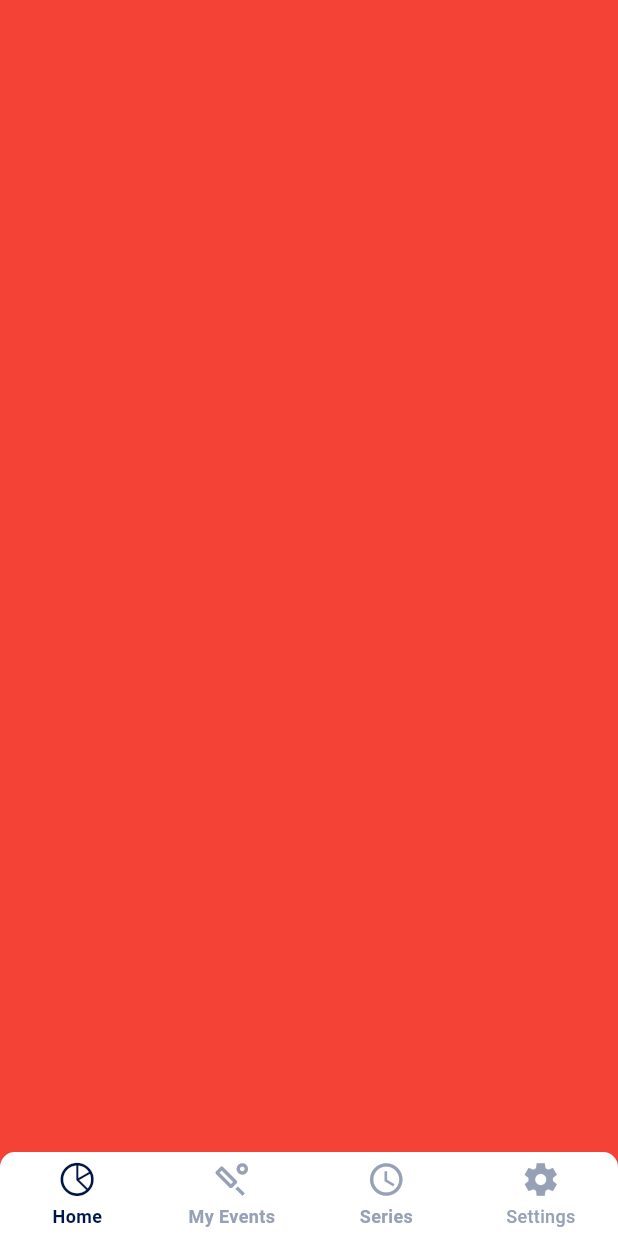
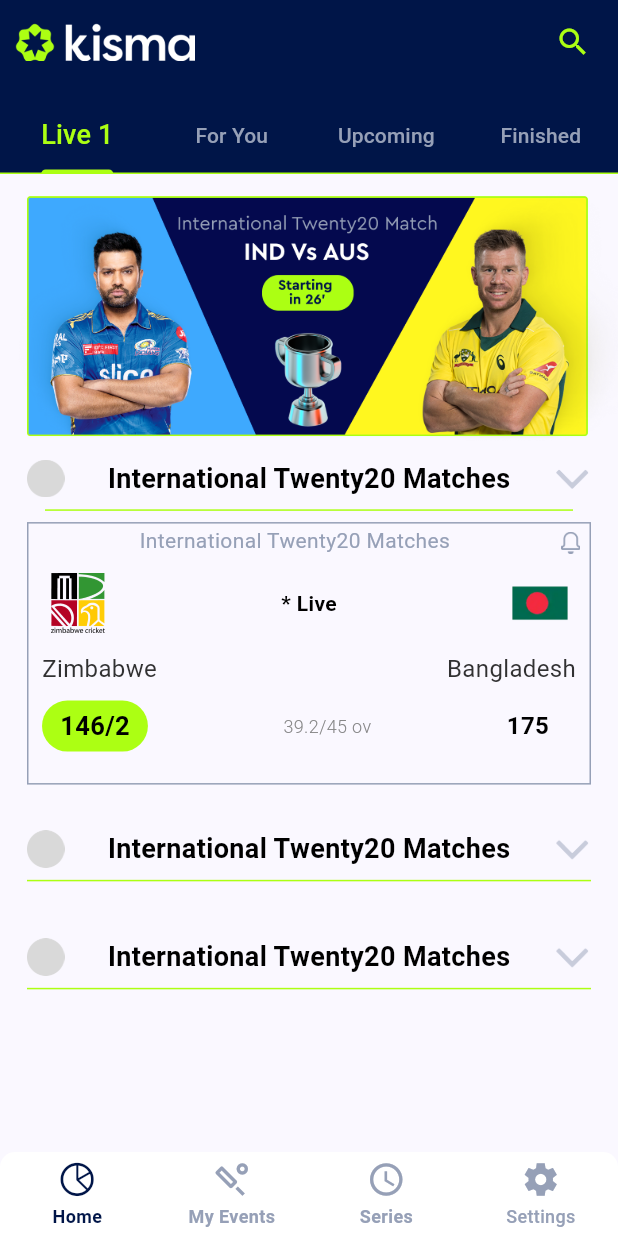
Before and after one commit to Sandy925092/CricLiveProApp, a Flutter app: the screen it shows after launch, on a phone screen of 412 x 824 dp. Run offline on Flutter 3.47's test engine with Material 3 defaults, Android fonts, the phone set to English and light mode, and no system bars; drawn by our look-alikes of persistent_bottom_nav_bar; Roboto replaces fonts that are missing (Poppins).

Commit message:
new changes

```diff
--- a/lib/bottomnavbar.dart
+++ b/lib/bottomnavbar.dart
@@ -1,6 +1,7 @@
 import 'dart:ui';
 import 'package:flutter/material.dart';
 import 'package:flutter/cupertino.dart';
+import 'package:kisma_livescore/home/homeScreen.dart';
 
 import 'package:persistent_bottom_nav_bar/persistent_tab_view.dart';
 
@@ -20,9 +21,7 @@
 
     List<Widget> buildScreens() {
       return [
-        Container(
-          color: Colors.red,
-        ),
+        HomeScreen(),
         Container(
           color: Colors.black,
         ),
--- /dev/null
+++ b/lib/customwidget/commonwidget.dart
@@ -0,0 +1,25 @@
+import 'package:flutter/cupertino.dart';
+
+Widget commonText({
+  Color? color,
+  TextAlign? alignment,
+  int? maxLines,
+  TextOverflow? overflow,
+  required String data,
+  required double fontSize,
+  FontWeight? fontWeight,
+  String? fontFamily,
+}) {
+  return Text(
+    data,
+    textAlign: alignment,
+    maxLines: maxLines,
+    style: TextStyle(
+      fontFamily: fontFamily,
+      fontSize: fontSize,
+      overflow: overflow,
+      fontWeight: fontWeight,
+      color: color,
+    ),
+  );
+}
--- /dev/null
+++ b/lib/home/finished.dart
@@ -0,0 +1,17 @@
+import 'package:flutter/material.dart';
+
+class FinishedMatch extends StatefulWidget {
+  const FinishedMatch({Key? key}) : super(key: key);
+
+  @override
+  State<FinishedMatch> createState() => _FinishedMatchState();
+}
+
+class _FinishedMatchState extends State<FinishedMatch> {
+  @override
+  Widget build(BuildContext context) {
+    return Scaffold(
+      body: Container(),
+    );
+  }
+}
--- /dev/null
+++ b/lib/home/foryou.dart
@@ -0,0 +1,17 @@
+import 'package:flutter/material.dart';
+
+class ForYou extends StatefulWidget {
+  const ForYou({Key? key}) : super(key: key);
+
+  @override
+  State<ForYou> createState() => _ForYouState();
+}
+
+class _ForYouState extends State<ForYou> {
+  @override
+  Widget build(BuildContext context) {
+    return Scaffold(
+      body: Container(),
+    );
+  }
+}
--- /dev/null
+++ b/lib/home/homeScreen.dart
@@ -0,0 +1,307 @@
+import 'package:flutter/cupertino.dart';
+import 'package:flutter/material.dart';
+import 'package:kisma_livescore/customwidget/commonwidget.dart';
+import 'package:kisma_livescore/home/foryou.dart';
+import 'package:kisma_livescore/home/livescreen.dart';
+import 'package:kisma_livescore/utils/colorfile.dart';
+
+class HomeScreen extends StatefulWidget {
+  const HomeScreen({Key? key}) : super(key: key);
+
+  @override
+  State<HomeScreen> createState() => _HomeScreenState();
+}
+
+class _HomeScreenState extends State<HomeScreen> {
+  List tabList = ["Live,For You,Upcoming, Finished"];
+  String selectedTab = "Live";
+
+  @override
+  Widget build(BuildContext context) {
+    return Scaffold(
+      backgroundColor: white,
+      appBar: PreferredSize(
+        preferredSize: const Size.fromHeight(60.0),
+        child: AppBar(
+          automaticallyImplyLeading: false,
+          backgroundColor: primaryColors,
+          elevation: 0.0,
+          leadingWidth: 130,
+          centerTitle: false,
+          actions: [
+            Padding(
+              padding: const EdgeInsets.only(right: 18.0),
+              child: Icon(Icons.search, color: buttonColors),
+            )
+          ],
+          leading: Padding(
+            padding: const EdgeInsets.only(left: 10.0),
+            child: Image.asset(
+              "assets/images/appicon.png",
+              height: 40,
+            ),
+          ),
+        ),
+      ),
+      body: DefaultTabController(
+        length: 4, // Number of tabs
+        child: Scaffold(
+          appBar: AppBar(
+            backgroundColor: primaryColors,
+            bottom: PreferredSize(
+              preferredSize:
+                  const Size.fromHeight(.0), // Adjust the height here
+              child: TabBar(
+                indicatorColor: buttonColors,
+                labelColor: buttonColors,
+                unselectedLabelColor: disableColors,
+                indicatorWeight: 3.0,
+                dividerColor: buttonColors,
+                tabs: [
+                  Tab(
+                      child: commonText(
+                    data: "Live 1",
+                    fontSize: 18,
+                    fontWeight: FontWeight.w500,
+                    fontFamily: "Poppins",
+                  )), // Changed from icon to text
+
+                  Tab(
+                      child: commonText(
+                    data: "For You",
+                    fontSize: 14,
+                    fontWeight: FontWeight.w500,
+                    fontFamily: "Poppins",
+                  )),
+
+                  Tab(
+                      child: commonText(
+                    data: "Upcoming",
+                    fontSize: 14,
+                    maxLines: 1,
+                    fontWeight: FontWeight.w500,
+                    fontFamily: "Poppins",
+                  )),
+
+                  Tab(
+                      child: commonText(
+                    data: "Finished",
+                    fontSize: 14,
+                    maxLines: 1,
+                    fontWeight: FontWeight.w500,
+                    fontFamily: "Poppins",
+                  )),
+                ],
+              ),
+            ),
+          ),
+          body: TabBarView(
+            children: [
+              LiveScreen(),
+              ForYou(),
+              Center(child: Text('Settings')),
+              Center(child: Text('Settings')),
+            ],
+          ),
+        ),
+      ),
+
+      // Column(
+      //   children: [
+      //
+      //     Container(
+      //         width: double.infinity,
+      //         decoration: BoxDecoration(color: primaryColors),
+      //         child: Column(
+      //           children: [
+      //             Divider(
+      //               thickness: 1,
+      //               color: buttonColors.withOpacity(0.2),
+      //             ),
+      //             Padding(
+      //               padding: const EdgeInsets.only(top : 8.0),
+      //               child: Row(
+      //                 mainAxisAlignment: MainAxisAlignment.spaceBetween,
+      //                 children: [
+      //                   Column(
+      //                     children: [
+      //                       GestureDetector(
+      //                         onTap: () {
+      //                           setState(() {
+      //                             selectedTab == "Live";
+      //                           });
+      //                         },
+      //                         child: selectedTab == "Live"
+      //                             ? commonText(
+      //                           data: "Live",
+      //                           fontSize: 14,
+      //                           fontWeight: FontWeight.w500,
+      //                           fontFamily: "Poppins",
+      //                           color: buttonColors,
+      //                         )
+      //                             : commonText(
+      //                             data: "Live",
+      //                             fontSize: 14,
+      //                             fontWeight: FontWeight.w500,
+      //                             fontFamily: "Poppins",
+      //                             color: disableColors),
+      //                       ),
+      //                       SizedBox(
+      //                         height: 12,
+      //                       ),
+      //                       selectedTab == "Live"
+      //                           ? Container(
+      //                         height: 3.3,
+      //                         width: 80,
+      //                         decoration: BoxDecoration(
+      //                           color: Color(0xFF95E53C),
+      //                         ),
+      //                       )
+      //                           : Container(
+      //                         height: 2.3,
+      //                         width: 80,
+      //                         decoration: BoxDecoration(
+      //                           color: transparent,
+      //                         ),
+      //                       ),
+      //                     ],
+      //                   ),
+      //                   Column(
+      //                     children: [
+      //                       GestureDetector(
+      //                         onTap: () {
+      //                           setState(() {
+      //                             selectedTab = "For You";
+      //                           });
+      //                         },
+      //                         child: selectedTab == "For You"
+      //                             ? commonText(
+      //                             data: "For You",
+      //                             fontSize: 14,
+      //                             fontWeight: FontWeight.w500,
+      //                             fontFamily: "Poppins",
+      //                             color: buttonColors)
+      //                             : commonText(
+      //                             data: "For You",
+      //                             fontSize: 14,
+      //                             fontWeight: FontWeight.w500,
+      //                             fontFamily: "Poppins",
+      //                             color: disableColors),
+      //                       ),
+      //                       SizedBox(
+      //                         height: 12,
+      //                       ),
+      //                       selectedTab == "For You"
+      //                           ? Container(
+      //                         height: 3.3,
+      //                         width: 80,
+      //                         decoration: BoxDecoration(
+      //                           color: Color(0xFF95E53C),
+      //                         ),
+      //                       )
+      //                           : Container(
+      //                         height: 2.3,
+      //                         width: 80,
+      //                         decoration: BoxDecoration(
+      //                           color: transparent,
+      //                         ),
+      //                       ),
+      //                     ],
+      //                   ),
+      //                   Column(
+      //                     children: [
+      //                       GestureDetector(
+      //                         onTap: () {
+      //                           setState(() {
+      //                             selectedTab = "Upcoming";
+      //                           });
+      //                         },
+      //                         child: selectedTab == "Upcoming"
+      //                             ? commonText(
+      //                             data: "Upcoming",
+      //                             fontSize: 14,
+      //                             fontWeight: FontWeight.w500,
+      //                             fontFamily: "Poppins",
+      //                             color: buttonColors)
+      //                             : commonText(
+      //                             data: "Upcoming",
+      //                             fontSize: 14,
+      //                             fontWeight: FontWeight.w500,
+      //                             fontFamily: "Poppins",
+      //                             color: disableColors),
+      //                       ),
+      //                       SizedBox(
+      //                         height: 12,
+      //                       ),
+      //                       selectedTab == "Upcoming"
+      //                           ? Container(
+      //                         height: 3.3,
+      //                         width: 80,
+      //                         decoration: BoxDecoration(
+      //                           color: Color(0xFF95E53C),
+      //                         ),
+      //                       )
+      //                           : Container(
+      //                         height: 2.3,
+      //                         width: 80,
+      //                         decoration: BoxDecoration(
+      //                           color:transparent,
+      //                         ),
+      //                       ),
+      //                     ],
+      //                   ),
+      //                   Column(
+      //                     children: [
+      //                       GestureDetector(
+      //                         onTap: () {
+      //                           setState(() {
+      //                             selectedTab = "Finished";
+      //                           });
+      //                         },
+      //                         child: selectedTab == "Finished"
+      //                             ? commonText(
+      //                           data: "Finished",
+      //                           fontSize: 14,
+      //                           fontWeight: FontWeight.w500,
+      //                           fontFamily: "Poppins",
+      //                           color: buttonColors,
+      //                         )
+      //                             : commonText(
+      //                           data: "Finished",
+      //                           fontSize: 14,
+      //                           fontWeight: FontWeight.w500,
+      //                           fontFamily: "Poppins",
+      //                           color: disableColors,
+      //                         ),
+      //                       ),
+      //                       SizedBox(
+      //                         height: 12,
+      //                       ),
+      //                       selectedTab == "Finished"
+      //                           ? Container(
+      //                         height: 3.3,
+      //                         width: 80,
+      //                         decoration: BoxDecoration(
+      //                           color: Color(0xFF95E53C),
+      //                         ),
+      //                       )
+      //                           : Container(
+      //                         height: 2.3,
+      //                         width: 80,
+      //                         decoration: BoxDecoration(
+      //                           color: transparent,
+      //                         ),
+      //                       ),
+      //                     ],
+      //                   ),
+      //                 ],
+      //               ),
+      //             ),
+      //           ],
+      //         )),
+      //
+      //   ],
+      // ),
+    );
+  }
+}
--- /dev/null
+++ b/lib/home/livescreen.dart
@@ -0,0 +1,261 @@
+import 'package:flutter/material.dart';
+import 'package:kisma_livescore/customwidget/commonwidget.dart';
+import 'package:kisma_livescore/utils/colorfile.dart';
+
+class LiveScreen extends StatefulWidget {
+  const LiveScreen({Key? key}) : super(key: key);
+
+  @override
+  State<LiveScreen> createState() => _LiveScreenState();
+}
+
+class _LiveScreenState extends State<LiveScreen> {
+  @override
+  Widget build(BuildContext context) {
+    return Column(
+      children: [
+        Image.asset("assets/images/banner.png"),
+        SizedBox(height: 10),
+        Padding(
+          padding: const EdgeInsets.only(left: 18.0, right: 18.0),
+          child: Column(
+            children: [
+              Row(
+                mainAxisAlignment: MainAxisAlignment.spaceBetween,
+                children: [
+                  Image.asset(
+                    "assets/images/doticon.png",
+                    height: 25,
+                    width: 25,
+                  ),
+                  commonText(
+                    data: "International Twenty20 Matches",
+                    fontSize: 18,
+                    fontWeight: FontWeight.w700,
+                    fontFamily: "Poppins",
+                    color: black,
+                  ),
+                  Image.asset(
+                    "assets/images/dropdown.png",
+                    height: 25,
+                    width: 25,
+                  ),
+                ],
+              ),
+              Padding(
+                padding: const EdgeInsets.only(left: 12.0, right: 12.0),
+                child: Divider(
+                  thickness: 1.0,
+                  color: buttonColors,
+                ),
+              ),
+              Center(
+                child: Container(
+                  decoration: BoxDecoration(
+                      border: Border.all(color: disableColors)),
+
+
+                  child: Padding(
+                    padding: const EdgeInsets.all(1.0),
+                    child: Column(
+                      crossAxisAlignment: CrossAxisAlignment.start,
+                      children: [
+                        // Add your card title here
+
+                        Row(
+                          mainAxisAlignment: MainAxisAlignment.spaceBetween,
+                          children: [
+                            commonText(
+                              data: "",
+                              fontSize: 14,
+                              fontWeight: FontWeight.w500,
+                              fontFamily: "Poppins",
+                              color: matchTitleColor,
+                            ),
+                            commonText(
+                              data: "International Twenty20 Matches",
+                              fontSize: 14,
+                              fontWeight: FontWeight.w400,
+                              fontFamily: "Poppins",
+                              color: disableColors,
+                            ),
+
+                            Padding(
+                              padding: const EdgeInsets.only(right : 4.0 , top: 4.0),
+                              child: Image.asset(
+                                "assets/images/notification.png",
+                                height: 15,
+                                width: 15,
+                              ),
+                            ),
+                          ],
+                        ),
+
+                        Padding(
+                          padding: const EdgeInsets.all(12.0),
+                          child: Row(
+                            mainAxisAlignment: MainAxisAlignment.spaceBetween,
+                            children: [
+                              Image.asset("assets/images/team2.png" , height: 40, width: 40,),
+                              commonText(
+                                data: "* Live",
+                                fontSize: 14,
+                                fontWeight: FontWeight.w700,
+                                fontFamily: "Poppins",
+                                color: black,
+                              ),
+                              Image.asset("assets/images/team1.png" , height: 40, width: 40,)
+                            ],
+                          ),
+                        ),
+
+                        Padding(
+                          padding: const EdgeInsets.only(top : 0.0 , left : 8.0 , right: 8.0),
+                          child: Row(
+                            mainAxisAlignment: MainAxisAlignment.spaceBetween,
+                            children: [
+                              commonText(
+                                data: "Zimbabwe",
+                                fontSize: 16,
+                                fontWeight: FontWeight.w400,
+                                fontFamily: "Poppins",
+                                color: teamColor,
+                              ),
+                              commonText(
+                                data: "Bangladesh",
+                                fontSize: 16,
+                                fontWeight: FontWeight.w400,
+                                fontFamily: "Poppins",
+                                color: teamColor,
+                              ),
+                            ],
+                          ),
+                        ),
+
+
+                        Padding(
+                          padding: const EdgeInsets.only(top : 10.0 , left : 8.0 , right: 8.0),
+                          child: Row(
+                            mainAxisAlignment: MainAxisAlignment.spaceBetween,
+                            children: [
+                              Container(
+                                padding: EdgeInsets.only(left : 12 , top : 5 , bottom: 5, right: 12),
+                                decoration: BoxDecoration(
+                                    color: buttonColors,
+                                    borderRadius: BorderRadius.circular(30)),
+                                child: commonText(
+                                  data: "146/2",
+                                  fontSize: 17,
+                                  fontWeight: FontWeight.w700,
+                                  fontFamily: "Poppins",
+                                  color: black,
+                                ),
+                              ),
+                              commonText(
+                                data: "39.2/45 ov",
+                                fontSize: 12,
+                                fontWeight: FontWeight.w300,
+                                fontFamily: "Poppins",
+                                color: overColor,
+                              ),
+                              Padding(
+                                padding: const EdgeInsets.only(right : 18.0),
+                                child: commonText(
+                                  data: "175",
+                                  fontSize: 16,
+                                  fontWeight: FontWeight.w700,
+                                  fontFamily: "Poppins",
+                                  color: black,
+                                ),
+                              ),
+                            ],
+                          ),
+                        ),
+                        SizedBox(height: 20)
+                      ],
+                    ),
+                  ),
+                ),
+              ),
+            ],
+          ),
+        ),
+
+        SizedBox(height: 30),
+        Padding(
+          padding: const EdgeInsets.only(left: 18.0, right: 18.0),
+          child: Column(
+            children: [
+              Row(
+                mainAxisAlignment: MainAxisAlignment.spaceBetween,
+                children: [
+                  Image.asset(
+                    "assets/images/doticon.png",
+                    height: 25,
+                    width: 25,
+                  ),
+                  commonText(
+                    data: "International Twenty20 Matches",
+                    fontSize: 18,
+                    fontWeight: FontWeight.w700,
+                    fontFamily: "Poppins",
+                    color: black,
+                  ),
+                  Image.asset(
+                    "assets/images/dropdown.png",
+                    height: 25,
+                    width: 25,
+                  ),
+                ],
+              ),
+            ],
+          ),
+        ),
+        Padding(
+          padding: const EdgeInsets.only(left: 18.0, right: 18.0),
+          child: Divider(
+            thickness: 1.0,
+            color: buttonColors,
+          ),
+        ),
+        SizedBox(height: 30),
+        Padding(
+          padding: const EdgeInsets.only(left: 18.0, right: 18.0),
+          child: Column(
+            children: [
+              Row(
+                mainAxisAlignment: MainAxisAlignment.spaceBetween,
+                children: [
+                  Image.asset(
+                    "assets/images/doticon.png",
+                    height: 25,
+                    width: 25,
+                  ),
+                  commonText(
+                    data: "International Twenty20 Matches",
+                    fontSize: 18,
+                    fontWeight: FontWeight.w700,
+                    fontFamily: "Poppins",
+                    color: black,
+                  ),
+                  Image.asset(
+                    "assets/images/dropdown.png",
+                    height: 25,
+                    width: 25,
+                  ),
+                ],
+              ),
+            ],
+          ),
+        ),
+        Padding(
+          padding: const EdgeInsets.only(left: 18.0, right: 18.0),
+          child: Divider(
+            thickness: 1.0,
+            color: buttonColors,
+          ),
+        ),
+      ],
+    );
+  }
+}
--- /dev/null
+++ b/lib/home/upcoming.dart
@@ -0,0 +1,17 @@
+import 'package:flutter/material.dart';
+
+class UpcomingScreen extends StatefulWidget {
+  const UpcomingScreen({Key? key}) : super(key: key);
+
+  @override
+  State<UpcomingScreen> createState() => _UpcomingScreenState();
+}
+
+class _UpcomingScreenState extends State<UpcomingScreen> {
+  @override
+  Widget build(BuildContext context) {
+    return Scaffold(
+      body: Container(),
+    );
+  }
+}
--- a/lib/main.dart
+++ b/lib/main.dart
@@ -13,6 +13,7 @@
   Widget build(BuildContext context) {
     return MaterialApp(
       title: 'Flutter Demo',
+      debugShowCheckedModeBanner: false,
       theme: ThemeData(
         colorScheme: ColorScheme.fromSeed(seedColor: Color(0xff001548)),
         useMaterial3: true,
--- /dev/null
+++ b/lib/utils/colorfile.dart
@@ -0,0 +1,11 @@
+import 'package:flutter/cupertino.dart';
+
+const primaryColors = Color(0xff001548);
+const buttonColors = Color(0xffACFF13);
+const disableColors = Color(0xff96A0B7);
+const transparent =   Color(0xff00FFFFFF);
+const black =   Color(0xff000000);
+const teamColor =   Color(0xff313132);
+const overColor =   Color(0xff878788);
+const white =   Color(0xffFFFFFF);
+const matchTitleColor =   Color(0xff96A0B7);
--- a/pubspec.yaml
+++ b/pubspec.yaml
@@ -19,7 +19,7 @@
 version: 1.0.0+1
 
 environment:
-  sdk: '>=3.2.6 <4.0.0'
+  sdk: '>=3.1.2 <4.0.0'
 
 # Dependencies specify other packages that your package needs in order to work.
 # To automatically upgrade your package dependencies to the latest versions
@@ -59,6 +59,9 @@
   # the material Icons class.
   uses-material-design: true
 
+  assets:
+    - assets/images/
+
   # To add assets to your application, add an assets section, like this:
   # assets:
   #   - images/a_dot_burr.jpeg
```
Also changed, not shown: assets/images/appicon.png (added), assets/images/banner.png (added), assets/images/doticon.png (added), assets/images/dropdown.png (added), assets/images/notification.png (added), assets/images/team1.png (added), assets/images/team2.png (added), pubspec.lock.
